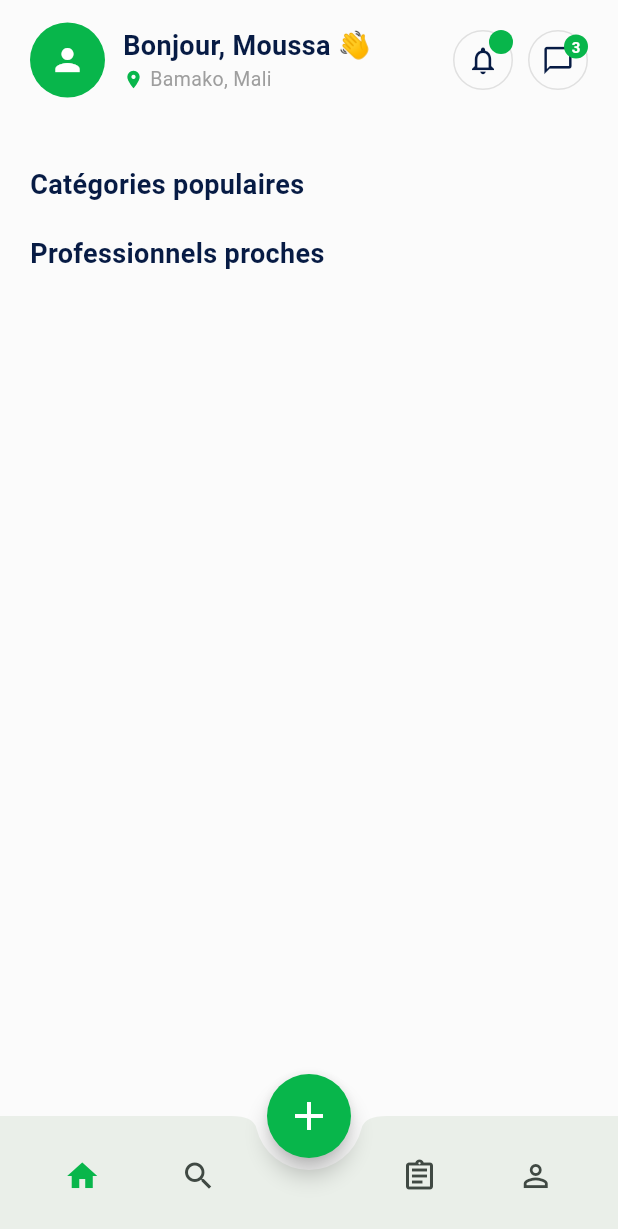
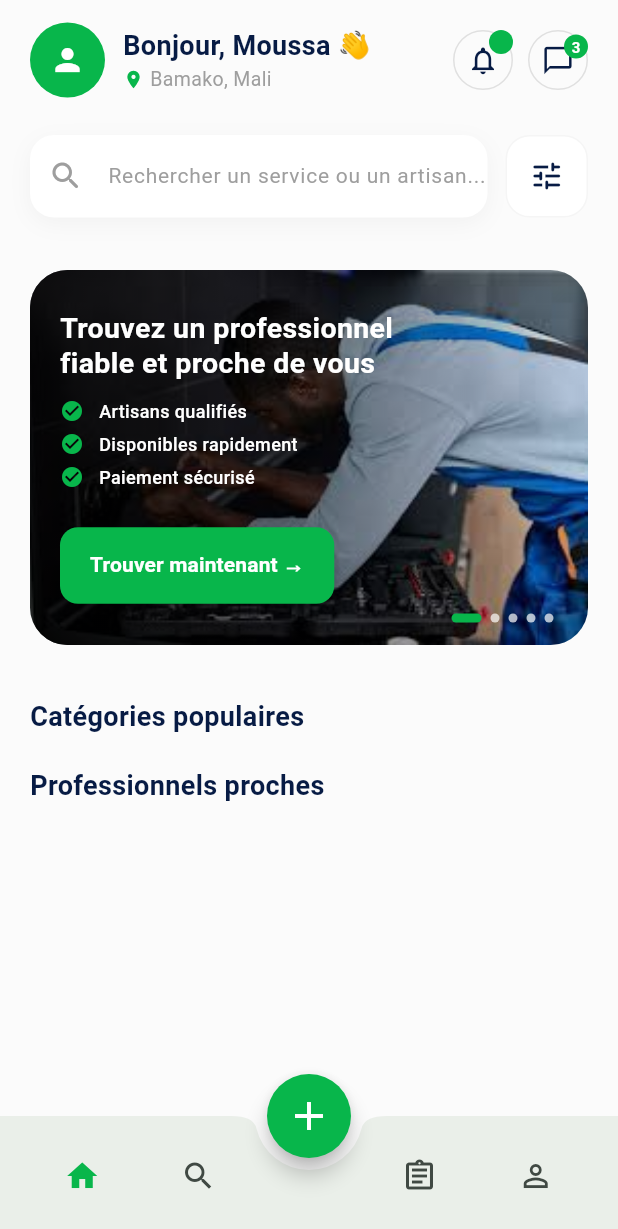
Before and after one commit to Ibrahim-bassoum/Mali_Services_AppClient, a Flutter app: the HomeScreen screen opened by its route, on a phone screen of 412 x 824 dp. Shown: the top 1229 px of the screen. Run offline on Flutter 3.47's test engine with Material 3 defaults, Android fonts, the phone set to English and light mode, and no system bars; our stand-ins replace google_fonts, shared_preferences; accounts and stored records are empty.

Commit message:
MISE EN PLACE PAGE HOME : FIN SERCH_BAR ET PROMO_BANNER UI

```diff
--- a/lib/screens/home_screen.dart
+++ b/lib/screens/home_screen.dart
@@ -1,6 +1,10 @@
 import 'package:flutter/material.dart';
 // Import du premier widget que nous avons créé
 import '../widgets/home/home_header.dart';
+//Import du widget barre de recherche
+import '../widgets/home/search_bar_section.dart';
+//Import du widget banniere
+import '../widgets/home/promo_banner.dart';
 
 class HomeScreen extends StatefulWidget {
   const HomeScreen({super.key});
@@ -27,7 +31,9 @@ class _HomeScreenState extends State<HomeScreen> {
 
             // ==========================================
             // PROCHAIN WIDGET : BARRE DE RECHERCHE
-            // (À insérer ici : SearchBarSection)
+            const SliverToBoxAdapter(
+              child: SearchSection(),
+            ),
             // ==========================================
             SliverToBoxAdapter(
               child: SizedBox(height: 10), // Espace temporaire
@@ -35,7 +41,9 @@ class _HomeScreenState extends State<HomeScreen> {
 
             // ==========================================
             // PROCHAIN WIDGET : BANNER PROMO
-            // (À insérer ici : PromoBanner)
+            const SliverToBoxAdapter(
+              child: PromoBanner(),
+            ),
             // ==========================================
             SliverToBoxAdapter(
               child: SizedBox(height: 20), // Espace temporaire
--- a/lib/widgets/home/promo_banner.dart
+++ b/lib/widgets/home/promo_banner.dart
@@ -0,0 +1,179 @@
+import 'package:flutter/material.dart';
+import 'dart:async';
+
+class PromoBanner extends StatefulWidget {
+  const PromoBanner({super.key});
+
+  @override
+  State<PromoBanner> createState() => _PromoBannerState();
+}
+
+class _PromoBannerState extends State<PromoBanner> {
+  final PageController _pageController = PageController();
+  int _currentPage = 0;
+
+  // Tes images JPG actuelles (vérifie bien les noms !)
+  final List<String> _bannerImages = [
+    "assets/image_banner/electrician.jpg",
+    "assets/image_banner/macon.jpg",
+    "assets/image_banner/menusier.jpg",
+    "assets/image_banner/plombier.jpg",
+    "assets/image_banner/soudeur.jpg",
+  ];
+
+  @override
+  void initState() {
+    super.initState();
+    // Défilement automatique
+    Timer.periodic(const Duration(seconds: 5), (Timer timer) {
+      if (_pageController.hasClients) {
+        _currentPage = (_currentPage + 1) % _bannerImages.length;
+        _pageController.animateToPage(
+          _currentPage,
+          duration: const Duration(milliseconds: 1000), // Défilement doux
+          curve: Curves.easeInOut,
+        );
+      }
+    });
+  }
+
+  @override
+  void dispose() {
+    _pageController.dispose();
+    super.dispose();
+  }
+
+  @override
+  Widget build(BuildContext context) {
+    return Container(
+      margin: const EdgeInsets.symmetric(horizontal: 20, vertical: 15),
+      height: 250, // Hauteur pour éviter l'overflow
+      decoration: BoxDecoration(
+        borderRadius: BorderRadius.circular(25),
+        // On enlève le fond vert ici, c'est l'image qui fera le fond
+      ),
+      child: Stack(
+        children: [
+          // 1. LE FOND : L'IMAGE QUI PREND TOUT L'ESPACE
+          ClipRRect(
+            borderRadius: BorderRadius.circular(25),
+            child: PageView.builder(
+              controller: _pageController,
+              itemCount: _bannerImages.length,
+              onPageChanged: (index) => setState(() => _currentPage = index),
+              itemBuilder: (context, index) {
+                return Image.asset(
+                  _bannerImages[index],
+                  fit: BoxFit.cover, // Remplit tout le rectangle
+                  // width/height ne sont plus nécessaires ici, BoxFit.cover s'en charge
+                );
+              },
+            ),
+          ),
+
+          // 2. LE VOILE SOMBRE (Gradient) pour la lisibilité
+          // C'est crucial : ça noircit un peu l'image derrière le texte
+          // pour que le texte blanc reste lisible
+          ClipRRect(
+            borderRadius: BorderRadius.circular(25),
+            child: Container(
+              decoration: BoxDecoration(
+                gradient: LinearGradient(
+                  begin: Alignment.centerLeft,
+                  end: Alignment.centerRight,
+                  colors: [
+                    Colors.black.withOpacity(0.8), // Noir opaque à gauche
+                    Colors.black.withOpacity(0.5), // Un peu moins opaque
+                    Colors.black.withOpacity(0.1), // Presque transparent à droite
+                  ],
+                ),
+              ),
+            ),
+          ),
+
+          // 3. LE CONTENU (Texte, Coches, Bouton)
+          Padding(
+            padding: const EdgeInsets.all(20.0),
+            child: Column(
+              crossAxisAlignment: CrossAxisAlignment.start,
+              mainAxisAlignment: MainAxisAlignment.center,
+              children: [
+                const Text(
+                  "Trouvez un professionnel\nfiable et proche de vous",
+                  style: TextStyle(
+                    color: Colors.white,
+                    fontSize: 19, // Un peu plus grand
+                    fontWeight: FontWeight.bold,
+                    height: 1.2,
+                  ),
+                ),
+                const SizedBox(height: 12),
+
+                // Les coches de réassurance
+                _buildCheckItem("Artisans qualifiés"),
+                _buildCheckItem("Disponibles rapidement"),
+                _buildCheckItem("Paiement sécurisé"),
+
+                const SizedBox(height: 20),
+
+                ElevatedButton(
+                  onPressed: () {},
+                  style: ElevatedButton.styleFrom(
+                    backgroundColor: const Color(0xFF08B64B), // Vert MaliServices
+                    foregroundColor: Colors.white,
+                    elevation: 5,
+                    shape: RoundedRectangleBorder(borderRadius: BorderRadius.circular(12)),
+                    padding: const EdgeInsets.symmetric(horizontal: 20, vertical: 15),
+                  ),
+                  child: const Text(
+                    "Trouver maintenant →",
+                    style: TextStyle(fontWeight: FontWeight.bold, fontSize: 14),
+                  ),
+                ),
+              ],
+            ),
+          ),
+
+          // 4. LES INDICATEURS DE PAGE
+          Positioned(
+            bottom: 15,
+            right: 20, // Placés à droite pour ne pas gêner
+            child: Row(
+              mainAxisAlignment: MainAxisAlignment.center,
+              children: List.generate(
+                _bannerImages.length,
+                (index) => AnimatedContainer(
+                  duration: const Duration(milliseconds: 300),
+                  margin: const EdgeInsets.symmetric(horizontal: 3),
+                  height: 6,
+                  width: _currentPage == index ? 20 : 6,
+                  decoration: BoxDecoration(
+                    color: _currentPage == index ? const Color(0xFF08B64B) : Colors.white70,
+                    borderRadius: BorderRadius.circular(3),
+                  ),
+                ),
+              ),
+            ),
+          ),
+        ],
+      ),
+    );
+  }
+
+  Widget _buildCheckItem(String text) {
+    return Padding(
+      padding: const EdgeInsets.only(bottom: 5),
+      child: Row(
+        children: [
+          // Coche verte plus visible
+          const Icon(Icons.check_circle, color: Color(0xFF08B64B), size: 16),
+          const SizedBox(width: 10),
+          Text(
+            text,
+            style: const TextStyle(color: Colors.white, fontSize: 12, fontWeight: FontWeight.w500),
+          ),
+        ],
+      ),
+    );
+  }
+}
--- a/lib/widgets/home/search_bar_section.dart
+++ b/lib/widgets/home/search_bar_section.dart
@@ -0,0 +1,60 @@
+import 'package:flutter/material.dart';
+
+class SearchSection extends StatelessWidget {
+  const SearchSection({super.key});
+
+  @override
+  Widget build(BuildContext context) {
+    return Padding(
+      padding: const EdgeInsets.symmetric(horizontal: 20, vertical: 10),
+      child: Row(
+        children: [
+          // Champ de saisie
+          Expanded(
+            child: Container(
+              height: 55,
+              decoration: BoxDecoration(
+                color: Colors.white,
+                borderRadius: BorderRadius.circular(16),
+                // Ombre légère pour donner du relief
+                boxShadow: [
+                  BoxShadow(
+                    color: Colors.black.withValues(alpha: 0.04),
+                    blurRadius: 12,
+                    offset: const Offset(0, 4),
+                  ),
+                ],
+              ),
+              child: const TextField(
+                decoration: InputDecoration(
+                  hintText: "Rechercher un service ou un artisan...",
+                  hintStyle: TextStyle(color: Colors.grey, fontSize: 14),
+                  prefixIcon: Icon(Icons.search_rounded, color: Colors.grey),
+                  border: InputBorder.none,
+                  contentPadding: EdgeInsets.symmetric(vertical: 15),
+                ),
+              ),
+            ),
+          ),
+          const SizedBox(width: 12),
+          // Bouton Filtre (Paramètres)
+          Container(
+            height: 55,
+            width: 55,
+            decoration: BoxDecoration(
+              color: Colors.white,
+              borderRadius: BorderRadius.circular(16),
+              border: Border.all(color: Colors.grey.shade100),
+            ),
+            child: IconButton(
+              icon: const Icon(Icons.tune_rounded, color: Color(0xFF071B44)),
+              onPressed: () {
+                // Future : Ouvrir un menu de filtrage (prix, distance, etc.)
+              },
+            ),
+          ),
+        ],
+      ),
+    );
+  }
+}
```
Also changed, not shown: pubspec.yaml (+5 -4 lines), assets/image_banner/electrician.jpg (added), assets/image_banner/macon.jpg (added), assets/image_banner/menusier.jpg (added), assets/image_banner/plombier.jpg (added), assets/image_banner/soudeur.jpg (added).
